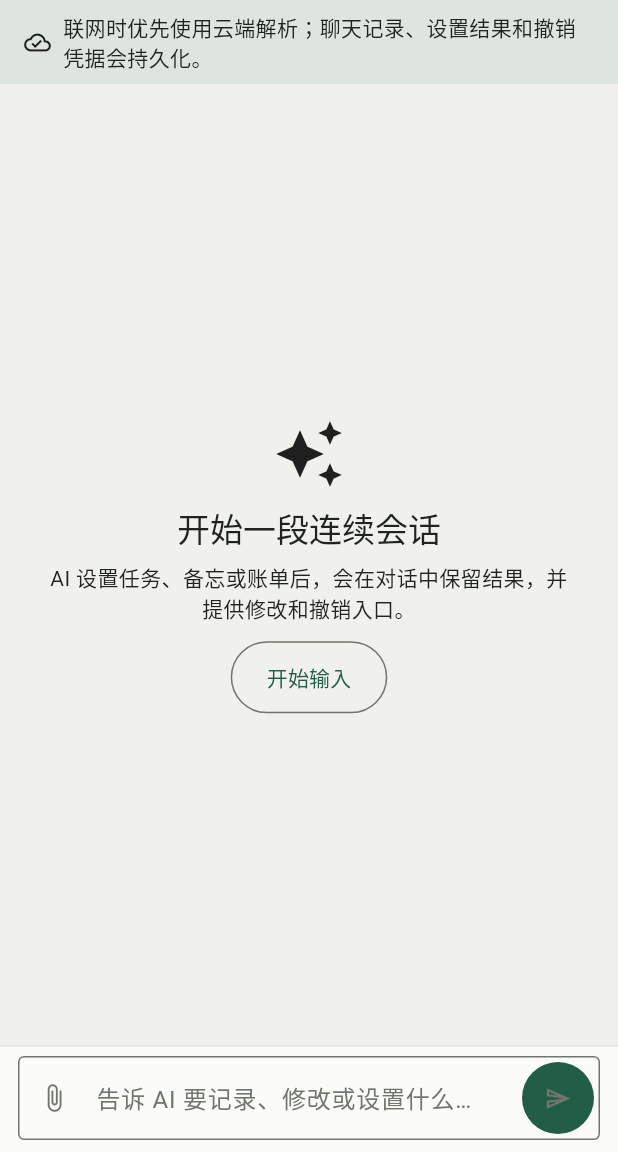
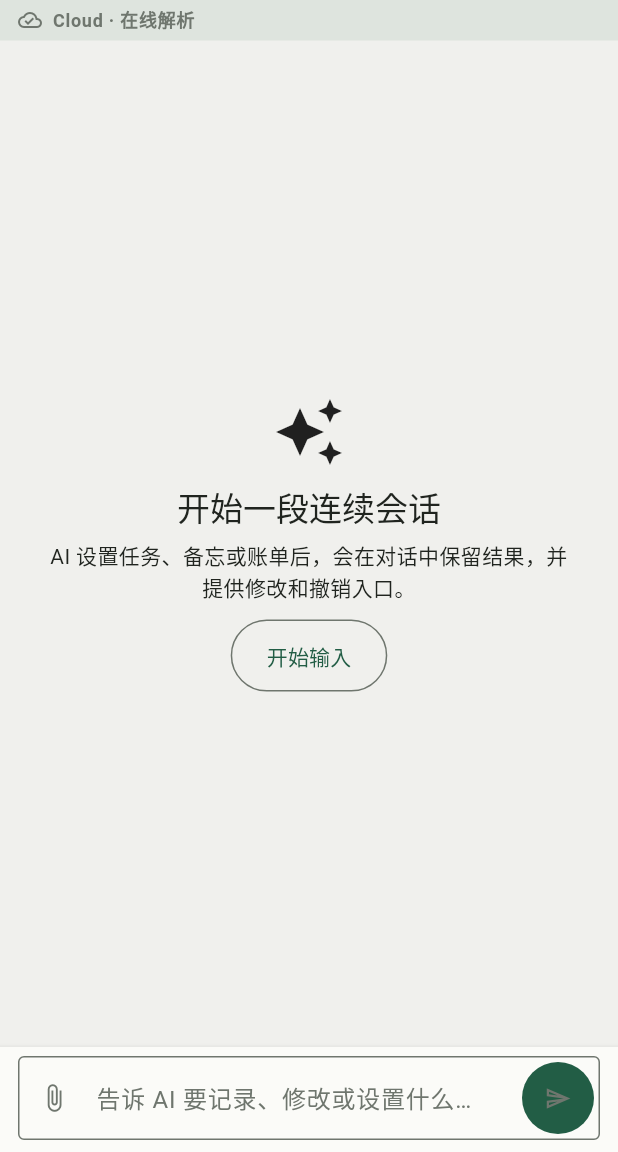
Before and after one commit to Akira-TL/lifly, a Flutter app: the AiCapturePage screen opened directly, after a tap on the "add comment" icon, on a phone screen of 412 x 824 dp, the part 84-1236 px from its top. Run offline on Flutter 3.47's test engine with Material 3 defaults, Android fonts, the phone set to English and light mode, and no system bars; our stand-ins replace dio, shared_preferences; missing offline and left inert: dart:js_interop, file_selector, powersync, sqlite_async; accounts and stored records are empty; network calls fail; statements that could not run were skipped.

Commit message:
feat(client): 优化移动筛选与AI状态层级

```diff
--- a/apps/client_flutter/lib/features/ai_capture/pages/ai_capture_page.dart
+++ b/apps/client_flutter/lib/features/ai_capture/pages/ai_capture_page.dart
@@ -497,23 +497,35 @@ class _ModeNotice extends StatelessWidget {
 
   @override
   Widget build(BuildContext context) {
+    if (MediaQuery.sizeOf(context).width >= 700) {
+      return const SizedBox.shrink();
+    }
+
+    final theme = Theme.of(context);
     final message = service.supportsCloudCapture
-        ? '联网时优先使用云端解析；聊天记录、设置结果和撤销凭据会持久化。'
-        : '当前使用 Local Core；会话、候选动作和撤销链路均可离线保存。';
+        ? 'Cloud · 在线解析'
+        : 'Local Core · 离线可用';
     return Material(
-      color: Theme.of(context).colorScheme.surfaceContainerHighest,
+      color: theme.colorScheme.surfaceContainerHighest,
       child: Padding(
-        padding: const EdgeInsets.symmetric(horizontal: 16, vertical: 8),
+        padding: const EdgeInsets.symmetric(horizontal: 12, vertical: 5),
         child: Row(
           children: [
             Icon(
               service.supportsCloudCapture
                   ? Icons.cloud_done_outlined
                   : Icons.offline_bolt_outlined,
-              size: 18,
+              size: 16,
+              color: theme.colorScheme.onSurfaceVariant,
             ),
-            const SizedBox(width: 8),
-            Expanded(child: Text(message)),
+            const SizedBox(width: 7),
+            Text(
+              message,
+              style: theme.textTheme.labelMedium?.copyWith(
+                color: theme.colorScheme.onSurfaceVariant,
+                fontWeight: FontWeight.w600,
+              ),
+            ),
           ],
         ),
       ),
```
Also changed, not shown: apps/client_flutter/lib/shared/widgets/list_filter_bar.dart (+5 -15 lines).
